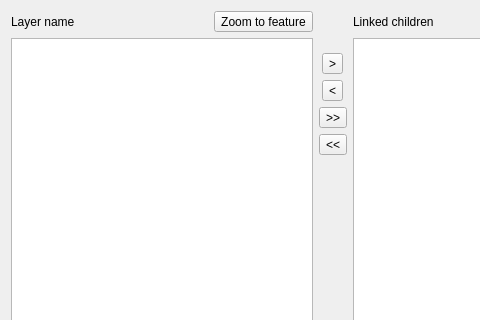
Before: the Qt Designer form enhanced_relation_editor_widget/ui/relation_editor_link_child_manager_dialog.ui in opengisch/qgis-linking-relation-editor, drawn with Qt 5; both pictures show x 0 to 480 and y 0 to 320 of the 666 by 527 pixel window.
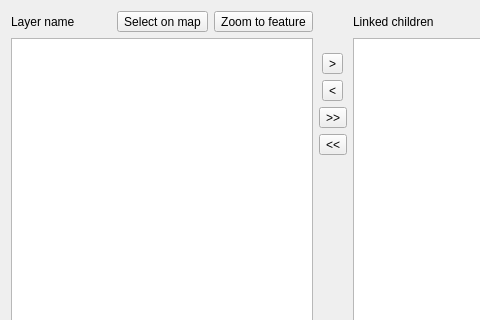
After: the same form once the commit is applied.

What changed in the file:
```diff
--- a/enhanced_relation_editor_widget/ui/relation_editor_link_child_manager_dialog.ui
+++ b/enhanced_relation_editor_widget/ui/relation_editor_link_child_manager_dialog.ui
@@ -90,20 +90,27 @@
        </property>
       </widget>
      </item>
-     <item row="1" column="0" colspan="2">
+     <item row="1" column="0" colspan="3">
       <widget class="QListView" name="mFeaturesListViewLeft">
        <property name="selectionMode">
         <enum>QAbstractItemView::ExtendedSelection</enum>
        </property>
       </widget>
      </item>
-     <item row="0" column="1">
+     <item row="0" column="2">
       <widget class="QToolButton" name="mZoomToFeatureLeftButton">
        <property name="text">
         <string>Zoom to feature</string>
        </property>
       </widget>
      </item>
+     <item row="0" column="1">
+      <widget class="QToolButton" name="mSelectOnMapButton">
+       <property name="text">
+        <string>Select on map</string>
+       </property>
+      </widget>
+     </item>
     </layout>
    </item>
    <item row="0" column="2" rowspan="6">
```
